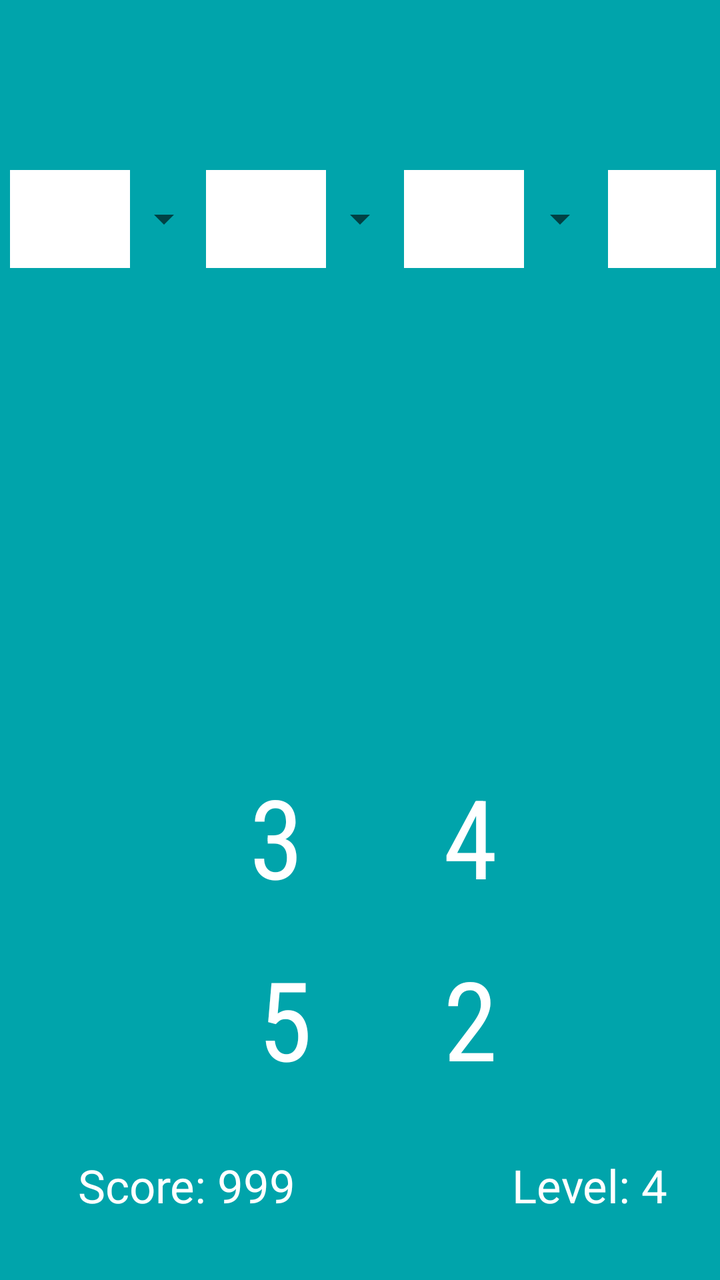
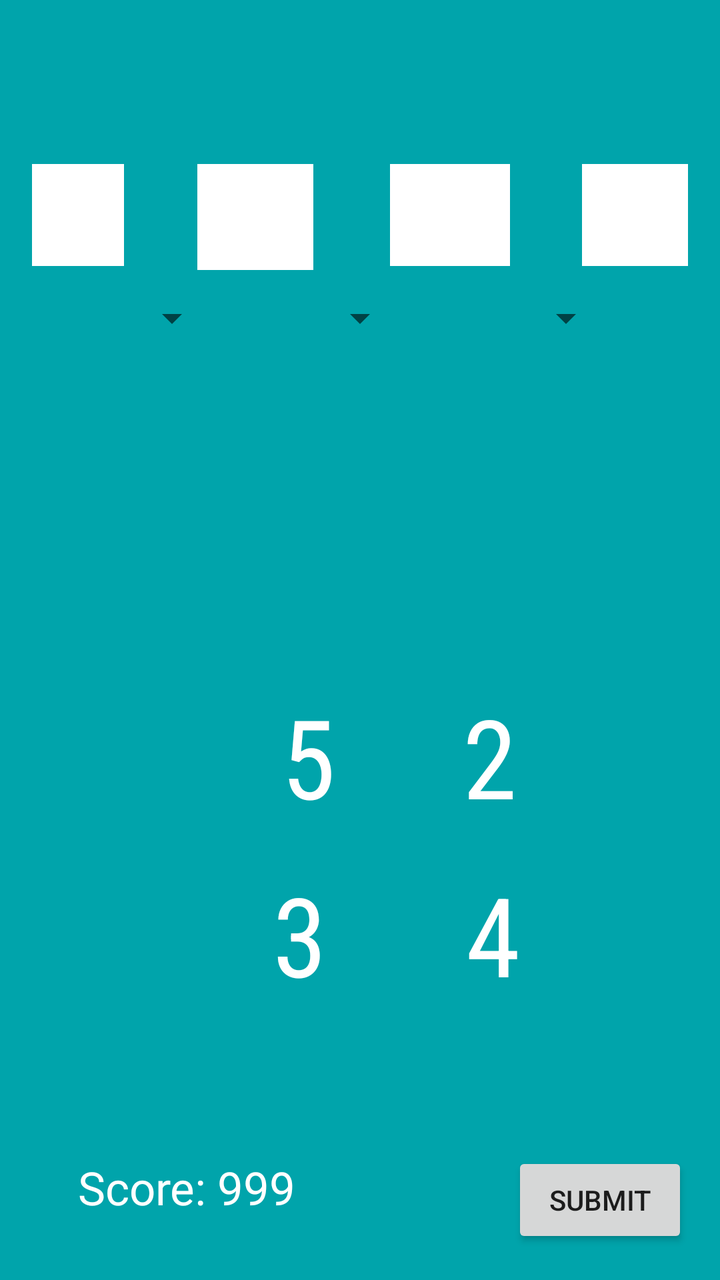

An Android layout rendered at two revisions. The XML below is the earlier revision; the diff shows what the commit changed to produce the second picture.
<!-- AndroidManifest.xml: application theme AppTheme -->
<!-- res/layout/activity_game.xml -->
<?xml version="1.0" encoding="utf-8"?>
<android.support.constraint.ConstraintLayout xmlns:android="http://schemas.android.com/apk/res/android"
    xmlns:app="http://schemas.android.com/apk/res-auto"
    xmlns:tools="http://schemas.android.com/tools"
    android:layout_width="match_parent"
    android:layout_height="match_parent"
    tools:context="com.packetpub.mathgamechapter2.GameActivity"
    tools:layout_editor_absoluteX="0dp"
    tools:layout_editor_absoluteY="25dp">

    <TextView
        android:id="@+id/firstNumber"
        android:layout_width="0dp"
        android:layout_height="76dp"
        android:contentDescription="33"

        android:fontFamily="sans-serif-condensed"
        android:gravity="center"
        android:text="3"
        android:textColor="@android:color/white"
        android:textSize="55sp"
        app:layout_constraintRight_toLeftOf="@+id/secondNumber"
        tools:layout_constraintRight_creator="1"
        tools:layout_constraintBottom_creator="1"
        app:layout_constraintBottom_toBottomOf="parent"
        android:layout_marginEnd="13dp"
        tools:layout_constraintLeft_creator="1"
        android:layout_marginBottom="184dp"
        app:layout_constraintLeft_toLeftOf="@+id/thirdNumber"
        android:layout_marginRight="13dp" />

    <TextView
        android:id="@+id/secondNumber"
        android:layout_width="0dp"
        android:layout_height="75dp"
        android:fontFamily="sans-serif-condensed"
        android:gravity="center"
        android:text="4"
        android:textColor="@android:color/white"
        android:textSize="55sp"
        tools:layout_constraintRight_creator="1"
        app:layout_constraintRight_toRightOf="@+id/fourthNumber"
        app:layout_constraintBaseline_toBaselineOf="@+id/firstNumber"
        tools:layout_constraintBaseline_creator="1"
        tools:layout_constraintLeft_creator="1"
        app:layout_constraintLeft_toLeftOf="@+id/fourthNumber" />

    <TextView
        android:id="@+id/fourthNumber"
        android:layout_width="90dp"
        android:layout_height="76dp"
        android:fontFamily="sans-serif-condensed"
        android:gravity="center"
        android:text="2"
        android:textColor="@android:color/white"
        android:textSize="55sp"
        tools:layout_constraintRight_creator="1"
        android:layout_marginEnd="54dp"
        app:layout_constraintRight_toRightOf="@+id/textLevel"
        app:layout_constraintBaseline_toBaselineOf="@+id/thirdNumber"
        tools:layout_constraintBaseline_creator="1"
        android:layout_marginRight="54dp" />

    <TextView
        android:id="@+id/thirdNumber"
        android:layout_width="87dp"
        android:layout_height="76dp"
        android:layout_marginEnd="106dp"
        android:layout_marginStart="106dp"
        android:fontFamily="sans-serif-condensed"
        android:gravity="center"
        android:text="5"
        android:textColor="@android:color/white"
        android:textSize="55sp"
        tools:layout_constraintTop_creator="1"
        tools:layout_constraintRight_creator="1"
        tools:layout_constraintBottom_creator="1"
        app:layout_constraintBottom_toBottomOf="parent"
        app:layout_constraintRight_toRightOf="@+id/fourthNumber"
        android:layout_marginTop="91dp"
        tools:layout_constraintLeft_creator="1"
        android:layout_marginBottom="93dp"
        app:layout_constraintLeft_toLeftOf="@+id/textBoxedOne"
        app:layout_constraintTop_toTopOf="@+id/firstNumber"
        android:layout_marginLeft="106dp"
        android:layout_marginRight="106dp" />

    <TextView
        android:id="@+id/textScore"
        android:layout_width="wrap_content"
        android:layout_height="wrap_content"
        android:layout_marginStart="39dp"
        android:text="Score: 999"
        android:textColor="@android:color/white"
        android:textSize="23sp"
        tools:layout_constraintBottom_creator="1"
        app:layout_constraintBottom_toBottomOf="parent"
        tools:layout_constraintLeft_creator="1"
        android:layout_marginBottom="32dp"
        app:layout_constraintLeft_toLeftOf="parent"
        android:layout_marginLeft="39dp" />

    <TextView
        android:id="@+id/textLevel"
        android:layout_width="wrap_content"
        android:layout_height="wrap_content"
        android:layout_marginEnd="26dp"
        android:text="Level: 4"
        android:textColor="@android:color/white"
        android:textSize="23sp"
        tools:layout_constraintRight_creator="1"
        tools:layout_constraintBottom_creator="1"
        app:layout_constraintBottom_toBottomOf="parent"
        app:layout_constraintRight_toRightOf="parent"
        android:layout_marginBottom="32dp"
        android:layout_marginRight="26dp" />

    <Spinner
        android:id="@+id/spinner2"
        android:layout_width="48dp"
        android:layout_height="0dp"
        tools:layout_constraintTop_creator="1"
        tools:layout_constraintRight_creator="1"
        tools:layout_constraintBottom_creator="1"
        app:layout_constraintBottom_toBottomOf="@+id/textView5"
        app:layout_constraintRight_toRightOf="parent"
        android:layout_marginTop="9dp"
        tools:layout_constraintLeft_creator="1"
        android:layout_marginBottom="9dp"
        app:layout_constraintLeft_toLeftOf="parent"
        app:layout_constraintTop_toTopOf="@+id/textView5" />

    <Spinner
        android:id="@+id/spinner5"
        android:layout_width="48dp"
        android:layout_height="0dp"
        android:layout_marginEnd="60dp"
        android:layout_marginStart="61dp"
        tools:layout_constraintTop_creator="1"
        tools:layout_constraintRight_creator="1"
        tools:layout_constraintBottom_creator="1"
        app:layout_constraintBottom_toBottomOf="@+id/spinner2"
        app:layout_constraintRight_toRightOf="@+id/textView5"
        tools:layout_constraintLeft_creator="1"
        app:layout_constraintLeft_toLeftOf="parent"
        app:layout_constraintTop_toTopOf="@+id/spinner2"
        android:layout_marginLeft="61dp"
        android:layout_marginRight="60dp" />

    <Spinner
        android:id="@+id/spinner3"
        android:layout_width="48dp"
        android:layout_height="0dp"
        android:layout_marginEnd="62dp"
        android:layout_marginStart="60dp"
        tools:layout_constraintTop_creator="1"
        tools:layout_constraintRight_creator="1"
        tools:layout_constraintBottom_creator="1"
        app:layout_constraintBottom_toBottomOf="@+id/spinner2"
        app:layout_constraintRight_toRightOf="parent"
        tools:layout_constraintLeft_creator="1"
        app:layout_constraintLeft_toLeftOf="@+id/textView2"
        app:layout_constraintTop_toTopOf="@+id/spinner2"
        android:layout_marginLeft="60dp"
        android:layout_marginRight="62dp" />

    <TextView
        android:id="@+id/textView2"
        android:layout_width="60dp"
        android:layout_height="49dp"
        android:background="@android:color/white"
        android:layout_marginStart="46dp"
        app:layout_constraintBaseline_toBaselineOf="@+id/textView5"
        tools:layout_constraintBaseline_creator="1"
        tools:layout_constraintLeft_creator="1"
        app:layout_constraintLeft_toLeftOf="@+id/spinner2"
        android:layout_marginLeft="46dp" />

    <TextView
        android:id="@+id/textView6"
        android:layout_width="0dp"
        android:layout_height="0dp"
        android:background="@android:color/white"
        tools:layout_constraintTop_creator="1"
        tools:layout_constraintRight_creator="1"
        tools:layout_constraintBottom_creator="1"
        app:layout_constraintBottom_toBottomOf="@+id/textView2"
        android:layout_marginEnd="2dp"
        app:layout_constraintRight_toRightOf="parent"
        tools:layout_constraintLeft_creator="1"
        app:layout_constraintTop_toTopOf="@+id/textView2"
        app:layout_constraintLeft_toRightOf="@+id/spinner3"
        android:layout_marginRight="2dp" />

    <TextView
        android:id="@+id/textView5"
        android:layout_width="60dp"
        android:layout_height="49dp"
        android:layout_marginEnd="105dp"
        android:layout_marginStart="104dp"
        android:background="@android:color/white"
        tools:layout_constraintRight_creator="1"
        app:layout_constraintRight_toRightOf="@+id/textView2"
        app:layout_constraintBaseline_toBaselineOf="@+id/textBoxedOne"
        tools:layout_constraintBaseline_creator="1"
        tools:layout_constraintLeft_creator="1"
        app:layout_constraintLeft_toLeftOf="@+id/textBoxedOne"
        android:layout_marginLeft="104dp"
        android:layout_marginRight="105dp" />

    <TextView
        android:id="@+id/textBoxedOne"
        android:layout_width="60dp"
        android:layout_height="49dp"
        android:layout_marginStart="5dp"
        android:background="@android:color/white"
        tools:layout_constraintTop_creator="1"
        android:layout_marginTop="85dp"
        tools:layout_constraintLeft_creator="1"
        app:layout_constraintLeft_toLeftOf="parent"
        app:layout_constraintTop_toTopOf="parent"
        android:layout_marginLeft="5dp" />

</android.support.constraint.ConstraintLayout>
<!-- resources referenced by this layout -->
<resources>
  <style name="AppTheme" parent="Theme.AppCompat.Light.NoActionBar">
          
          <item name="colorPrimary">@color/colorPrimary</item>
          <item name="colorPrimaryDark">@color/colorPrimaryDark</item>
          <item name="colorAccent">@color/colorAccent</item>
          <item name="android:colorBackground">@color/background_material_light</item>
      </style>
  <color name="colorPrimary">#3F51B5</color>
  <color name="colorPrimaryDark">#303F9F</color>
  <color name="colorAccent">#FF4081</color>
  <color name="background_material_light">#00a4ab</color>
</resources>

<!-- the commit's change to res/layout/activity_game.xml (unified diff, before → after) -->
@@ -9,64 +9,155 @@
     tools:layout_editor_absoluteY="25dp">
 
     <TextView
+        android:id="@+id/textBoxedThree"
+        android:layout_width="60dp"
+        android:layout_height="51dp"
+        android:layout_marginStart="42dp"
+        android:background="@android:color/white"
+        android:gravity="center"
+        android:textColor="@android:color/black"
+        android:textSize="30sp"
+        android:layout_marginEnd="39dp"
+        app:layout_constraintRight_toLeftOf="@+id/textBoxedFour"
+        tools:layout_constraintTop_creator="1"
+        tools:layout_constraintRight_creator="1"
+        android:layout_marginTop="82dp"
+        tools:layout_constraintLeft_creator="1"
+        app:layout_constraintLeft_toLeftOf="@+id/spinner2"
+        app:layout_constraintTop_toTopOf="parent"
+        android:layout_marginLeft="42dp"
+        android:layout_marginRight="39dp" />
+
+
+    <TextView
+        android:id="@+id/textBoxedFour"
+        android:layout_width="0dp"
+        android:layout_height="0dp"
+        android:layout_marginEnd="16dp"
+        android:background="@android:color/white"
+        android:gravity="center"
+        android:textColor="@android:color/black"
+        android:textSize="30sp"
+        tools:layout_constraintTop_creator="1"
+        tools:layout_constraintRight_creator="1"
+        tools:layout_constraintBottom_creator="1"
+        android:layout_marginStart="32dp"
+        app:layout_constraintBottom_toBottomOf="@+id/textBoxedThree"
+        app:layout_constraintRight_toRightOf="parent"
+        tools:layout_constraintLeft_creator="1"
+        app:layout_constraintLeft_toLeftOf="@+id/spinner3"
+        app:layout_constraintTop_toTopOf="@+id/textBoxedThree"
+        android:layout_marginLeft="32dp"
+        android:layout_marginRight="16dp" />
+
+    <TextView
+        android:id="@+id/textBoxedTwo"
+        android:gravity="center"
+        android:layout_width="58dp"
+        android:layout_height="0dp"
+        android:layout_marginEnd="40dp"
+        android:background="@android:color/white"
+        android:textColor="@android:color/black"
+        android:textSize="30sp"
+        app:layout_constraintRight_toLeftOf="@+id/textBoxedThree"
+        tools:layout_constraintTop_creator="1"
+        tools:layout_constraintRight_creator="1"
+        tools:layout_constraintBottom_creator="1"
+        app:layout_constraintBottom_toTopOf="@+id/spinner1"
+        android:layout_marginStart="38dp"
+        tools:layout_constraintLeft_creator="1"
+        android:layout_marginBottom="12dp"
+        app:layout_constraintLeft_toLeftOf="@+id/spinner1"
+        app:layout_constraintTop_toTopOf="@+id/textBoxedThree"
+        android:layout_marginLeft="38dp"
+        android:layout_marginRight="40dp" />
+
+    <TextView
+        android:id="@+id/textBoxedOne"
+        android:layout_width="0dp"
+        android:layout_height="0dp"
+        android:layout_marginStart="16dp"
+        android:background="@android:color/white"
+        android:textColor="@android:color/black"
+        android:textSize="30sp"
+        android:gravity="center"
+        app:layout_constraintRight_toLeftOf="@+id/spinner1"
+        tools:layout_constraintTop_creator="1"
+        tools:layout_constraintRight_creator="1"
+        tools:layout_constraintBottom_creator="1"
+        app:layout_constraintBottom_toBottomOf="@+id/textBoxedThree"
+        tools:layout_constraintLeft_creator="1"
+        app:layout_constraintLeft_toLeftOf="parent"
+        app:layout_constraintTop_toTopOf="@+id/textBoxedTwo"
+        android:layout_marginLeft="16dp" />
+
+    <TextView
         android:id="@+id/firstNumber"
         android:layout_width="0dp"
-        android:layout_height="76dp"
+        android:layout_height="74dp"
+
+        android:layout_marginEnd="13dp"
         android:contentDescription="33"
-
         android:fontFamily="sans-serif-condensed"
         android:gravity="center"
         android:text="3"
         android:textColor="@android:color/white"
         android:textSize="55sp"
         app:layout_constraintRight_toLeftOf="@+id/secondNumber"
-        tools:layout_constraintRight_creator="1"
-        tools:layout_constraintBottom_creator="1"
-        app:layout_constraintBottom_toBottomOf="parent"
-        android:layout_marginEnd="13dp"
-        tools:layout_constraintLeft_creator="1"
-        android:layout_marginBottom="184dp"
+        tools:layout_constraintTop_creator="1"
+        tools:layout_constraintRight_creator="1"
+        android:layout_marginTop="14dp"
+        app:layout_constraintTop_toBottomOf="@+id/thirdNumber"
+        tools:layout_constraintLeft_creator="1"
         app:layout_constraintLeft_toLeftOf="@+id/thirdNumber"
         android:layout_marginRight="13dp" />
 
     <TextView
         android:id="@+id/secondNumber"
-        android:layout_width="0dp"
-        android:layout_height="75dp"
+        android:layout_width="89dp"
+        android:layout_height="74dp"
         android:fontFamily="sans-serif-condensed"
         android:gravity="center"
         android:text="4"
         android:textColor="@android:color/white"
         android:textSize="55sp"
         tools:layout_constraintRight_creator="1"
-        app:layout_constraintRight_toRightOf="@+id/fourthNumber"
+        android:layout_marginStart="66dp"
+        android:layout_marginEnd="65dp"
+        app:layout_constraintRight_toRightOf="@+id/buttonSubmit"
         app:layout_constraintBaseline_toBaselineOf="@+id/firstNumber"
         tools:layout_constraintBaseline_creator="1"
         tools:layout_constraintLeft_creator="1"
-        app:layout_constraintLeft_toLeftOf="@+id/fourthNumber" />
+        app:layout_constraintLeft_toRightOf="@+id/textScore"
+        android:layout_marginLeft="66dp"
+        android:layout_marginRight="65dp" />
 
     <TextView
         android:id="@+id/fourthNumber"
-        android:layout_width="90dp"
-        android:layout_height="76dp"
+        android:layout_width="0dp"
+        android:layout_height="73dp"
         android:fontFamily="sans-serif-condensed"
         android:gravity="center"
         android:text="2"
         android:textColor="@android:color/white"
         android:textSize="55sp"
-        tools:layout_constraintRight_creator="1"
-        android:layout_marginEnd="54dp"
-        app:layout_constraintRight_toRightOf="@+id/textLevel"
+        android:layout_marginEnd="5dp"
+        android:layout_marginStart="6dp"
+        app:layout_constraintRight_toLeftOf="@+id/textBoxedFour"
+        tools:layout_constraintRight_creator="1"
         app:layout_constraintBaseline_toBaselineOf="@+id/thirdNumber"
         tools:layout_constraintBaseline_creator="1"
-        android:layout_marginRight="54dp" />
+        tools:layout_constraintLeft_creator="1"
+        app:layout_constraintLeft_toRightOf="@+id/thirdNumber"
+        android:layout_marginLeft="6dp"
+        android:layout_marginRight="5dp" />
 
     <TextView
         android:id="@+id/thirdNumber"
         android:layout_width="87dp"
         android:layout_height="76dp"
-        android:layout_marginEnd="106dp"
-        android:layout_marginStart="106dp"
+        android:layout_marginEnd="107dp"
+        android:layout_marginStart="108dp"
         android:fontFamily="sans-serif-condensed"
         android:gravity="center"
         android:text="5"
@@ -75,15 +166,15 @@
         tools:layout_constraintTop_creator="1"
         tools:layout_constraintRight_creator="1"
         tools:layout_constraintBottom_creator="1"
-        app:layout_constraintBottom_toBottomOf="parent"
-        app:layout_constraintRight_toRightOf="@+id/fourthNumber"
-        android:layout_marginTop="91dp"
-        tools:layout_constraintLeft_creator="1"
-        android:layout_marginBottom="93dp"
+        app:layout_constraintBottom_toBottomOf="@+id/textScore"
+        app:layout_constraintRight_toRightOf="@+id/secondNumber"
+        android:layout_marginTop="157dp"
+        tools:layout_constraintLeft_creator="1"
+        android:layout_marginBottom="157dp"
         app:layout_constraintLeft_toLeftOf="@+id/textBoxedOne"
-        app:layout_constraintTop_toTopOf="@+id/firstNumber"
-        android:layout_marginLeft="106dp"
-        android:layout_marginRight="106dp" />
+        app:layout_constraintTop_toTopOf="@+id/spinner3"
+        android:layout_marginLeft="108dp"
+        android:layout_marginRight="107dp" />
 
     <TextView
         android:id="@+id/textScore"
@@ -93,27 +184,13 @@
         android:text="Score: 999"
         android:textColor="@android:color/white"
         android:textSize="23sp"
+
         tools:layout_constraintBottom_creator="1"
         app:layout_constraintBottom_toBottomOf="parent"
         tools:layout_constraintLeft_creator="1"
-        android:layout_marginBottom="32dp"
+        android:layout_marginBottom="31dp"
         app:layout_constraintLeft_toLeftOf="parent"
         android:layout_marginLeft="39dp" />
-
-    <TextView
-        android:id="@+id/textLevel"
-        android:layout_width="wrap_content"
-        android:layout_height="wrap_content"
-        android:layout_marginEnd="26dp"
-        android:text="Level: 4"
-        android:textColor="@android:color/white"
-        android:textSize="23sp"
-        tools:layout_constraintRight_creator="1"
-        tools:layout_constraintBottom_creator="1"
-        app:layout_constraintBottom_toBottomOf="parent"
-        app:layout_constraintRight_toRightOf="parent"
-        android:layout_marginBottom="32dp"
-        android:layout_marginRight="26dp" />
 
     <Spinner
         android:id="@+id/spinner2"
@@ -121,104 +198,54 @@
         android:layout_height="0dp"
         tools:layout_constraintTop_creator="1"
         tools:layout_constraintRight_creator="1"
-        tools:layout_constraintBottom_creator="1"
-        app:layout_constraintBottom_toBottomOf="@+id/textView5"
-        app:layout_constraintRight_toRightOf="parent"
-        android:layout_marginTop="9dp"
-        tools:layout_constraintLeft_creator="1"
-        android:layout_marginBottom="9dp"
-        app:layout_constraintLeft_toLeftOf="parent"
-        app:layout_constraintTop_toTopOf="@+id/textView5" />
-
-    <Spinner
-        android:id="@+id/spinner5"
-        android:layout_width="48dp"
-        android:layout_height="0dp"
-        android:layout_marginEnd="60dp"
-        android:layout_marginStart="61dp"
-        tools:layout_constraintTop_creator="1"
-        tools:layout_constraintRight_creator="1"
-        tools:layout_constraintBottom_creator="1"
-        app:layout_constraintBottom_toBottomOf="@+id/spinner2"
-        app:layout_constraintRight_toRightOf="@+id/textView5"
-        tools:layout_constraintLeft_creator="1"
-        app:layout_constraintLeft_toLeftOf="parent"
-        app:layout_constraintTop_toTopOf="@+id/spinner2"
-        android:layout_marginLeft="61dp"
-        android:layout_marginRight="60dp" />
+        app:layout_constraintRight_toRightOf="parent"
+        android:layout_marginTop="14dp"
+        app:layout_constraintTop_toBottomOf="@+id/textBoxedThree"
+        tools:layout_constraintLeft_creator="1"
+        app:layout_constraintLeft_toLeftOf="parent" />
 
     <Spinner
         android:id="@+id/spinner3"
         android:layout_width="48dp"
         android:layout_height="0dp"
-        android:layout_marginEnd="62dp"
-        android:layout_marginStart="60dp"
+        android:layout_marginStart="61dp"
+        android:layout_marginEnd="59dp"
         tools:layout_constraintTop_creator="1"
         tools:layout_constraintRight_creator="1"
         tools:layout_constraintBottom_creator="1"
         app:layout_constraintBottom_toBottomOf="@+id/spinner2"
         app:layout_constraintRight_toRightOf="parent"
         tools:layout_constraintLeft_creator="1"
-        app:layout_constraintLeft_toLeftOf="@+id/textView2"
         app:layout_constraintTop_toTopOf="@+id/spinner2"
-        android:layout_marginLeft="60dp"
-        android:layout_marginRight="62dp" />
-
-    <TextView
-        android:id="@+id/textView2"
-        android:layout_width="60dp"
-        android:layout_height="49dp"
-        android:background="@android:color/white"
-        android:layout_marginStart="46dp"
-        app:layout_constraintBaseline_toBaselineOf="@+id/textView5"
-        tools:layout_constraintBaseline_creator="1"
-        tools:layout_constraintLeft_creator="1"
-        app:layout_constraintLeft_toLeftOf="@+id/spinner2"
-        android:layout_marginLeft="46dp" />
-
-    <TextView
-        android:id="@+id/textView6"
-        android:layout_width="0dp"
-        android:layout_height="0dp"
-        android:background="@android:color/white"
-        tools:layout_constraintTop_creator="1"
-        tools:layout_constraintRight_creator="1"
-        tools:layout_constraintBottom_creator="1"
-        app:layout_constraintBottom_toBottomOf="@+id/textView2"
-        android:layout_marginEnd="2dp"
-        app:layout_constraintRight_toRightOf="parent"
-        tools:layout_constraintLeft_creator="1"
-        app:layout_constraintTop_toTopOf="@+id/textView2"
-        app:layout_constraintLeft_toRightOf="@+id/spinner3"
-        android:layout_marginRight="2dp" />
-
-    <TextView
-        android:id="@+id/textView5"
-        android:layout_width="60dp"
-        android:layout_height="49dp"
-        android:layout_marginEnd="105dp"
-        android:layout_marginStart="104dp"
-        android:background="@android:color/white"
-        tools:layout_constraintRight_creator="1"
-        app:layout_constraintRight_toRightOf="@+id/textView2"
-        app:layout_constraintBaseline_toBaselineOf="@+id/textBoxedOne"
-        tools:layout_constraintBaseline_creator="1"
-        tools:layout_constraintLeft_creator="1"
-        app:layout_constraintLeft_toLeftOf="@+id/textBoxedOne"
-        android:layout_marginLeft="104dp"
-        android:layout_marginRight="105dp" />
-
-    <TextView
-        android:id="@+id/textBoxedOne"
-        android:layout_width="60dp"
-        android:layout_height="49dp"
-        android:layout_marginStart="5dp"
-        android:background="@android:color/white"
-        tools:layout_constraintTop_creator="1"
-        android:layout_marginTop="85dp"
-        tools:layout_constraintLeft_creator="1"
-        app:layout_constraintLeft_toLeftOf="parent"
-        app:layout_constraintTop_toTopOf="parent"
-        android:layout_marginLeft="5dp" />
+        app:layout_constraintLeft_toRightOf="@+id/spinner2"
+        android:layout_marginLeft="61dp"
+        android:layout_marginRight="59dp" />
+
+    <Spinner
+        android:id="@+id/spinner1"
+        android:layout_width="48dp"
+        android:layout_height="0dp"
+        android:layout_marginEnd="46dp"
+        app:layout_constraintRight_toLeftOf="@+id/spinner2"
+        tools:layout_constraintTop_creator="1"
+        tools:layout_constraintRight_creator="1"
+        tools:layout_constraintBottom_creator="1"
+        app:layout_constraintBottom_toBottomOf="@+id/spinner2"
+        app:layout_constraintTop_toTopOf="@+id/spinner2"
+        android:layout_marginRight="46dp" />
+
+    <Button
+        android:id="@+id/buttonSubmit"
+        android:layout_width="wrap_content"
+        android:layout_height="wrap_content"
+        android:text="Submit"
+        android:layout_marginEnd="16dp"
+        tools:layout_constraintRight_creator="1"
+        tools:layout_constraintBottom_creator="1"
+        app:layout_constraintBottom_toBottomOf="parent"
+        app:layout_constraintRight_toRightOf="parent"
+        android:layout_marginBottom="16dp"
+        android:layout_marginRight="16dp" />
+
 
 </android.support.constraint.ConstraintLayout>
